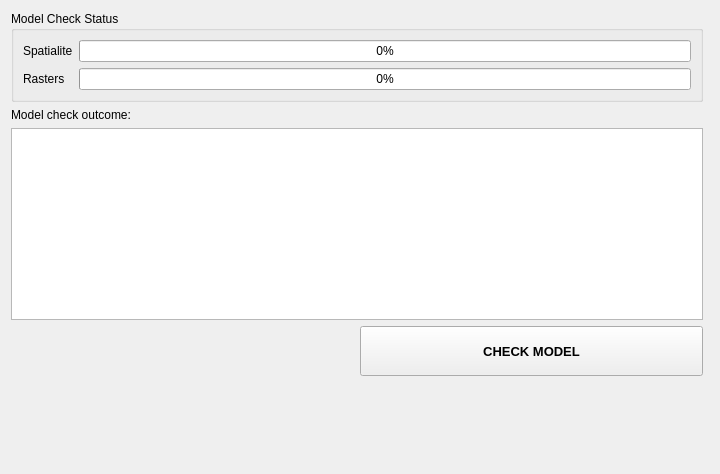
Old version of the form threedi_api_qgis_client/ui/upload_wizard/page_check_model.ui in the repository nens/threedi-api-qgis-client.
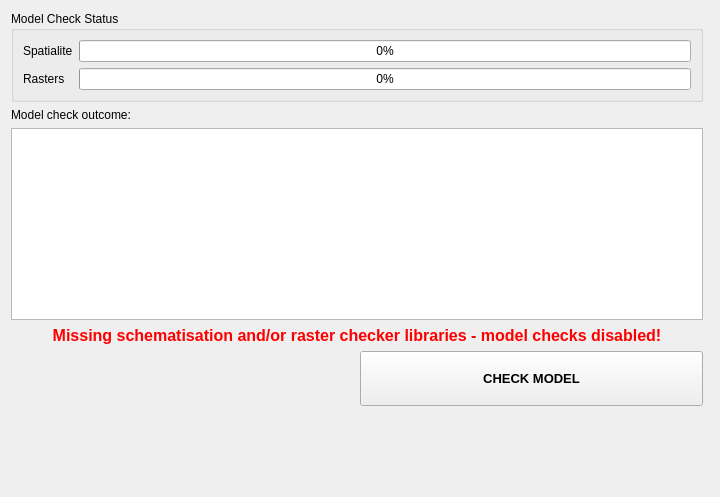
New version of the form.

Patch:
```diff
--- a/threedi_api_qgis_client/ui/upload_wizard/page_check_model.ui
+++ b/threedi_api_qgis_client/ui/upload_wizard/page_check_model.ui
@@ -10,7 +10,7 @@
     <x>0</x>
     <y>0</y>
     <width>720</width>
-    <height>474</height>
+    <height>497</height>
    </rect>
   </property>
   <property name="sizePolicy">
@@ -92,14 +92,7 @@
      <property name="bottomMargin">
       <number>0</number>
      </property>
-     <item row="0" column="0">
-      <widget class="QLabel" name="label_4">
-       <property name="text">
-        <string/>
-       </property>
-      </widget>
-     </item>
-     <item row="0" column="1">
+     <item row="1" column="1">
       <widget class="QPushButton" name="pb_check_model">
        <property name="sizePolicy">
         <sizepolicy hsizetype="Minimum" vsizetype="Expanding">
@@ -113,6 +106,12 @@
          <height>50</height>
         </size>
        </property>
+       <property name="maximumSize">
+        <size>
+         <width>350</width>
+         <height>16777215</height>
+        </size>
+       </property>
        <property name="font">
         <font>
          <pointsize>10</pointsize>
@@ -125,18 +124,20 @@
        </property>
       </widget>
      </item>
-     <item row="1" column="1">
-      <spacer name="verticalSpacer_2">
-       <property name="orientation">
-        <enum>Qt::Vertical</enum>
+     <item row="0" column="0" colspan="2">
+      <widget class="QLabel" name="lbl_on_import_error">
+       <property name="font">
+        <font>
+         <pointsize>12</pointsize>
+        </font>
        </property>
-       <property name="sizeHint" stdset="0">
-        <size>
-         <width>20</width>
-         <height>40</height>
-        </size>
+       <property name="text">
+        <string>&lt;html&gt;&lt;head/&gt;&lt;body&gt;&lt;p align=&quot;center&quot;&gt;&lt;span style=&quot; font-weight:600; color:#ff0000;&quot;&gt;Missing schematisation and/or raster checker libraries - model checks disabled!&lt;/span&gt;&lt;/p&gt;&lt;/body&gt;&lt;/html&gt;</string>
        </property>
-      </spacer>
+       <property name="wordWrap">
+        <bool>true</bool>
+       </property>
+      </widget>
      </item>
     </layout>
    </item>
```
